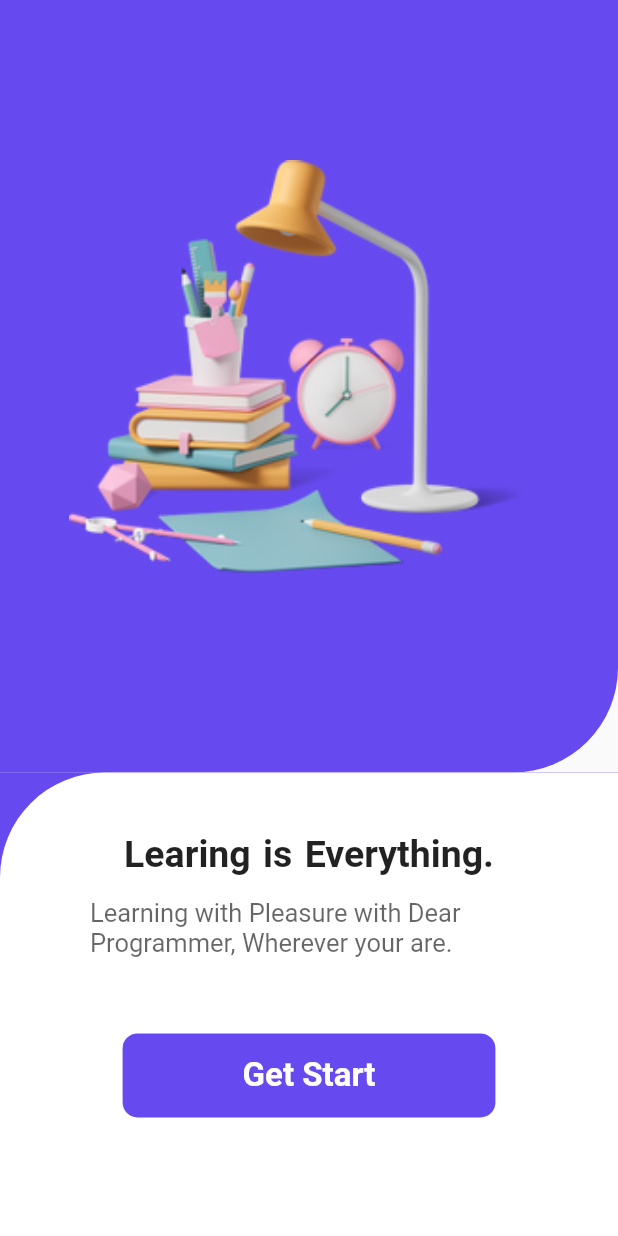
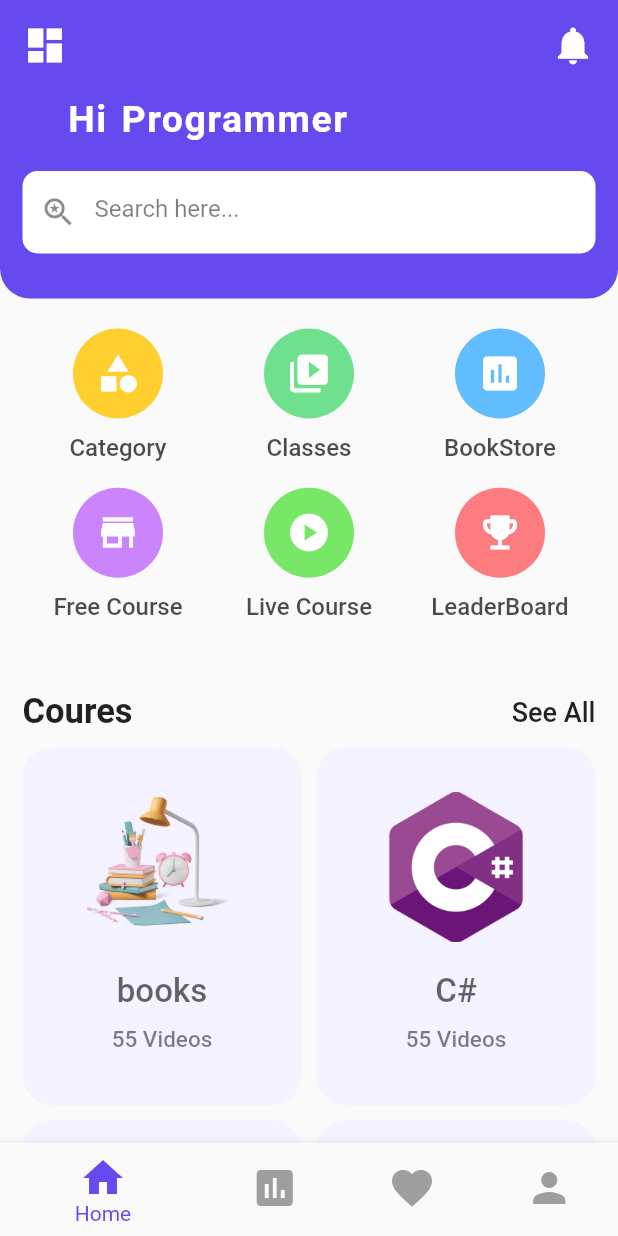
Before and after one commit to nazmullhossain/flutter_education_app, a Flutter app: the screen it shows after launch, after a tap on "Get Start", on a phone screen of 412 x 824 dp. Run offline on Flutter 3.47's test engine with Material 2 defaults, Android fonts, the phone set to English and light mode, and no system bars.

Commit message:
ui 50% complete

```diff
--- a/lib/pages/home_pages.dart
+++ b/lib/pages/home_pages.dart
@@ -0,0 +1,264 @@
+import 'package:flutter/material.dart';
+
+import 'course_page.dart';
+
+class HomePage extends StatelessWidget {
+  const HomePage({Key? key}) : super(key: key);
+
+  @override
+  Widget build(BuildContext context) {
+
+    List imageList=[
+      "books",
+      "C#",
+      "Flutter",
+      "Python",
+      "React Native"
+    ];
+
+
+
+    List catNames = [
+      "Category",
+      "Classes",
+      "BookStore",
+      "Free Course",
+      "Live Course",
+      "LeaderBoard"
+    ];
+    List<Color> catColors = [
+      Color(0xFFFFCF2F),
+      Color(0xFF6FE08D),
+      Color(0xFF61BDFD),
+      Color(0xFFCB84FB),
+      Color(0xFF78E667),
+      Color(0xFFFC7C7F),
+    ];
+    List<Icon> catIcons = [
+      Icon(
+        Icons.category,
+        color: Colors.white,
+        size: 30,
+      ),
+      Icon(
+        Icons.video_library,
+        color: Colors.white,
+        size: 30,
+      ),
+      Icon(
+        Icons.assessment,
+        color: Colors.white,
+        size: 30,
+      ),
+      Icon(
+        Icons.store,
+        color: Colors.white,
+        size: 30,
+      ),
+      Icon(
+        Icons.play_circle,
+        color: Colors.white,
+        size: 30,
+      ),
+      Icon(
+        Icons.emoji_events,
+        color: Colors.white,
+        size: 30,
+      ),
+    ];
+
+    return Scaffold(
+      body: SafeArea(
+        child: ListView(
+          children: [
+            Container(
+              padding: EdgeInsets.only(top: 15, left: 15, right: 15, bottom: 10),
+              decoration: BoxDecoration(
+                  color: Color(0xFF674AEF),
+                  borderRadius: BorderRadius.only(
+                      bottomLeft: Radius.circular(20),
+                      bottomRight: Radius.circular(20))),
+              child: Column(
+                crossAxisAlignment: CrossAxisAlignment.start,
+                children: [
+                  Row(
+                    mainAxisAlignment: MainAxisAlignment.spaceBetween,
+                    children: [
+                      Icon(
+                        Icons.dashboard,
+                        size: 30,
+                        color: Colors.white,
+                      ),
+                      Icon(
+                        Icons.notifications,
+                        size: 30,
+                        color: Colors.white,
+                      ),
+                    ],
+                  ),
+                  SizedBox(
+                    height: 20,
+                  ),
+                  Padding(
+                    padding: EdgeInsets.only(left: 30, bottom: 15),
+                    child: Text(
+                      "Hi Programmer",
+                      style: TextStyle(
+                          fontSize: 25,
+                          color: Colors.white,
+                          fontWeight: FontWeight.w600,
+                          letterSpacing: 1,
+                          wordSpacing: 2),
+                    ),
+                  ),
+                  Container(
+                    alignment: Alignment.center,
+                    height: 55,
+                    decoration: BoxDecoration(
+                        color: Colors.white,
+                        borderRadius: BorderRadius.circular(10)),
+                    width: MediaQuery.of(context).size.width,
+                    margin: EdgeInsets.only(top: 5, bottom: 20),
+                    child: TextFormField(
+                      decoration: InputDecoration(
+                          border: InputBorder.none,
+                          hintText: "Search here...",
+                          hintStyle:
+                              TextStyle(color: Colors.black.withOpacity(0.5)),
+                          prefixIcon: Icon(
+                            Icons.saved_search,
+                            size: 25,
+                          )),
+                    ),
+                  )
+                ],
+              ),
+            ),
+            Padding(
+              padding: const EdgeInsets.only(top: 20, left: 15, right: 15),
+              child: Column(
+                children: [
+                  GridView.builder(
+                      itemCount: catNames.length,
+                      shrinkWrap: true,
+                      physics: NeverScrollableScrollPhysics(),
+                      gridDelegate:
+                          const SliverGridDelegateWithFixedCrossAxisCount(
+                              crossAxisCount: 3, childAspectRatio: 1.2),
+                      itemBuilder: (contex, index) {
+                        return Column(
+                          children: [
+                            Container(
+                              height: 60,
+                                width: 60,
+                              decoration: BoxDecoration(
+                                color: catColors[index],
+                                shape: BoxShape.circle
+                              ),
+                              child: Center(
+                                child: catIcons[index],
+                              ),
+                            ),
+                            SizedBox(height:  10,),
+                            Text(catNames[index],
+                            style: TextStyle(
+                              fontSize: 16,
+                              fontWeight: FontWeight.w500,
+                              color: Colors.black.withOpacity(0.7)
+                            ),),
+                          ],
+                        );
+                      }),
+                  SizedBox(height: 30,),
+                  Row(
+                    mainAxisAlignment: MainAxisAlignment.spaceBetween,
+                    children: const [
+
+                    Text("Coures",style: TextStyle(
+                      fontSize: 23,
+                      fontWeight: FontWeight.w600
+                    ),),
+
+                      Text("See All",style: TextStyle(
+                          fontSize: 18,
+                          fontWeight: FontWeight.w500
+                      ),)
+                    ],
+                  ),
+                  SizedBox(height: 10,),
+                  GridView.builder(
+                    itemCount: imageList.length,
+                    shrinkWrap: true,
+                      physics: NeverScrollableScrollPhysics(),
+                      gridDelegate: SliverGridDelegateWithFixedCrossAxisCount(
+                          crossAxisCount: 2,
+                      mainAxisSpacing: 10,
+                      crossAxisSpacing: 10,
+                      childAspectRatio: (MediaQuery.of(context).size.height-50-25)/(4*240)
+
+                      ),
+                      itemBuilder: (contex,index){
+                        return InkWell(
+                          onTap: (){
+                            Navigator.push(context, MaterialPageRoute(builder: (context)=>CoursePage(imag: imageList[index],)));
+                          },
+                          child: Container(
+                            padding: EdgeInsets.symmetric(
+                              horizontal: 10,
+                              vertical: 20,
+                            ),
+                            decoration: BoxDecoration(
+                              color: Color(0xFFF5F3FF),
+                              borderRadius: BorderRadius.circular(20)
+                            ),
+                            child: Column(
+                              children: [
+                                Padding(padding: EdgeInsets.all(10),
+                                  child: Image.asset("images/${imageList[index]}.png",
+                                  width: 100,
+                                      height: 100,
+                                  scale: 1,),
+
+
+                                ),
+                                SizedBox(height: 10,),
+                                Text(imageList[index],
+                                style: TextStyle(
+                                  fontSize: 22,
+                                  fontWeight: FontWeight.w500,
+                                  color: Colors.black.withOpacity(0.6)
+                                ),),
+                                SizedBox(height: 10,),
+                                Text("55 Videos",style: TextStyle(
+                                  fontSize: 15,
+                                  fontWeight: FontWeight.w500,
+                                  color: Colors.black.withOpacity(0.5)
+                                ),)
+                              ],
+                            ),
+                          ),
+                        );
+                      })
+
+                ],
+              ),
+            )
+          ],
+        ),
+      ),
+      bottomNavigationBar: BottomNavigationBar(
+        showSelectedLabels: true,
+        iconSize: 32,
+        selectedItemColor: Color(0xFF674AEF),
+
+        unselectedItemColor: Colors.grey,
+        items: [
+          BottomNavigationBarItem(icon: Icon(Icons.home),label: "Home"),
+          BottomNavigationBarItem(icon: Icon(Icons.assessment),label: "Course"),
+          BottomNavigationBarItem(icon: Icon(Icons.favorite),label: "Wishlist"),
+          BottomNavigationBarItem(icon: Icon(Icons.person),label: "Account"),
+        ],
+      ),
+    );
+  }
+}
--- a/lib/pages/welcome_pages.dart
+++ b/lib/pages/welcome_pages.dart
@@ -1,4 +1,6 @@
 import 'package:flutter/material.dart';
+
+import 'home_pages.dart';
 
 class WelcomePage extends StatelessWidget {
   const WelcomePage({Key? key}) : super(key: key);
@@ -79,7 +81,9 @@ class WelcomePage extends StatelessWidget {
                       color: const Color(0xFF674AEF),
                       borderRadius: BorderRadius.circular(10),
                       child: InkWell(
-                        onTap: (){},
+                        onTap: (){
+                          Navigator.push(context, MaterialPageRoute(builder: (context)=>HomePage()));
+                        },
                         child: Container(
                           padding: const EdgeInsets.symmetric(
                             horizontal: 80,
```
Also changed, not shown: lib/pages/course_page.dart (added, +166 -0 lines), lib/widget/des_widget.dart (added, +17 -0 lines), lib/widget/video_sect_widget.dart (added, +36 -0 lines).
